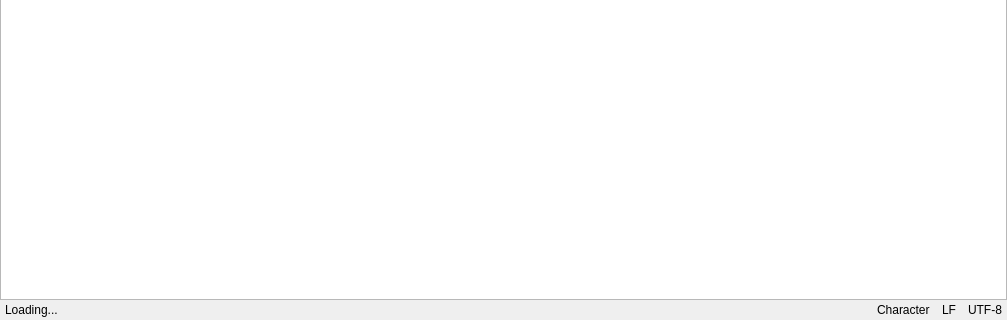
The window that ui/PlainTextEditor.ui (saturneric/GpgFrontend) describes before a commit, drawn with Qt 5; both pictures show x 0 to 1007 and y 381 to 701 of the 1007 by 701 pixel window.
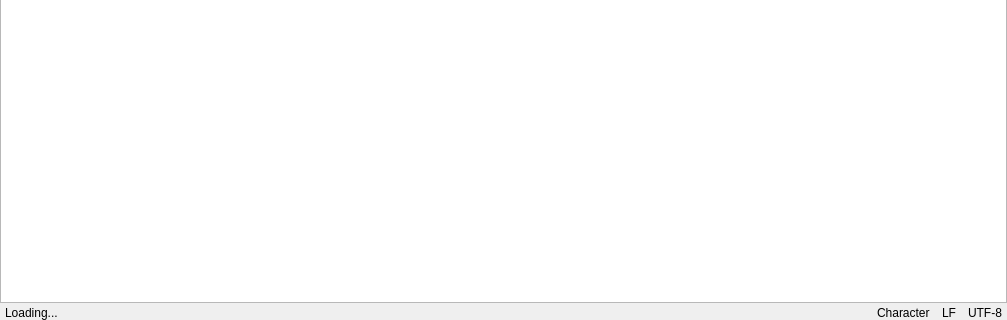
The same window after the commit. Custom widgets are drawn as their Qt base class.

Commit message:
style(ui): refine read-only views and spacing
* Improves read-only display by using a browser-style widget
* Uses a custom plain text editor widget to enable tailored behavior
* Tweaks layout margins, spacing, and spacer sizing for a cleaner UI

What changed in the file:
```diff
--- a/ui/PlainTextEditor.ui
+++ b/ui/PlainTextEditor.ui
@@ -42,6 +42,9 @@
        <property name="leftMargin">
         <number>5</number>
        </property>
+       <property name="topMargin">
+        <number>3</number>
+       </property>
        <property name="rightMargin">
         <number>5</number>
        </property>
@@ -59,8 +62,8 @@
          </property>
          <property name="sizeHint" stdset="0">
           <size>
-           <width>40</width>
-           <height>20</height>
+           <width>20</width>
+           <height>10</height>
           </size>
          </property>
         </spacer>
@@ -92,6 +95,13 @@
    </item>
   </layout>
  </widget>
+ <customwidgets>
+  <customwidget>
+   <class>GpgFrontend::UI::PlainTextEditor</class>
+   <extends>QPlainTextEdit</extends>
+   <header>ui/widgets/PlainTextEditor.h</header>
+  </customwidget>
+ </customwidgets>
  <resources/>
  <connections/>
 </ui>
```
Left out of the diff: 4 changed lines with no effect on the pictures. The commit also changes 1 other file.
